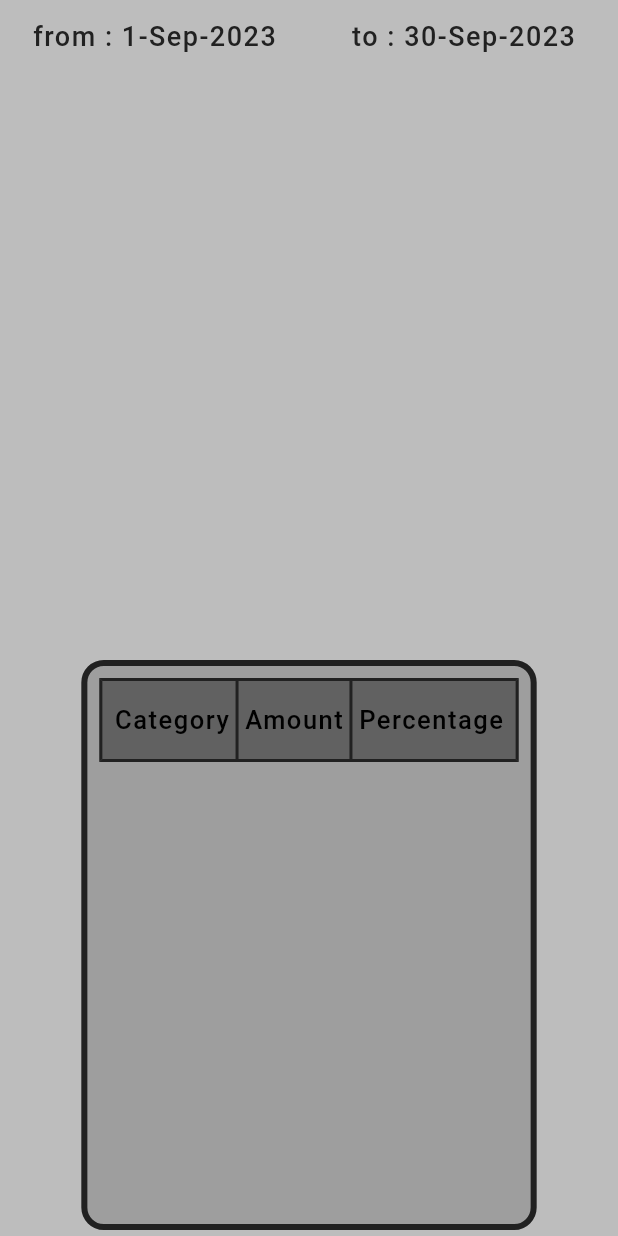
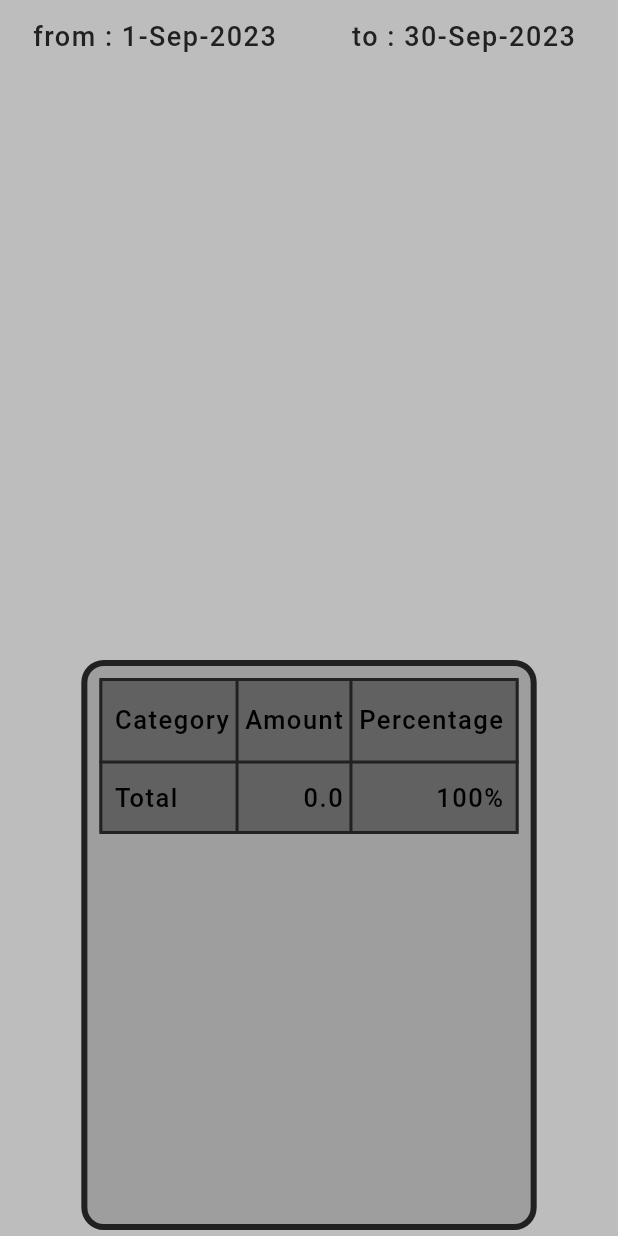
Before and after one commit to DILPREET1910/expense-tracker, a Flutter app: the WidgetsDashBoard screen opened directly, on a phone screen of 412 x 824 dp. Run offline on Flutter 3.47's test engine with Material 2 defaults, Android fonts, the phone set to English and light mode, and no system bars; drawn by our look-alikes of fl_chart; our stand-ins replace firebase_auth, firebase_core, firebase_database, flutter_spinkit, google_fonts; accounts and stored records are empty; Roboto replaces fonts that are missing (Ubuntu).

Commit message:
dashboard bottom headder: total

```diff
--- a/lib/services/graph/pieChart.dart
+++ b/lib/services/graph/pieChart.dart
@@ -100,6 +100,7 @@ class _WidgetsPieChartState extends State<WidgetsPieChart> {
       }
     });
 
+    //non zero data
     List<List<dynamic>> nonZeroData = [];
     double total = 0.0;
     //get total amount
@@ -110,6 +111,65 @@ class _WidgetsPieChartState extends State<WidgetsPieChart> {
     sortedData.forEach((key, value) {
       if (value != 0.0) nonZeroData.add([key, value, (value / total) * 100]);
     });
+
+    //get list of DataRows
+    List<DataRow> getDataRows() {
+      //data rows
+      List<DataRow> dataRow = nonZeroData
+          .map(
+            (element) => DataRow(
+              cells: [
+                DataCell(
+                  WidgetsDataCellHeader(
+                    label: element[0],
+                    width: 120,
+                  ),
+                ),
+                DataCell(
+                  WidgetsDataCellHeader(
+                    label: element[1].toString(),
+                    width: 100,
+                    alignRight: true,
+                  ),
+                ),
+                DataCell(
+                  WidgetsDataCellHeader(
+                    label: "${element[2].toStringAsFixed(2)}%",
+                    width: 100,
+                    alignRight: true,
+                  ),
+                ),
+              ],
+            ),
+          )
+          .toList();
+      //bottom header
+      dataRow.add(
+        DataRow(
+          color: MaterialStatePropertyAll(Colors.grey[700]),
+          cells: [
+            const DataCell(
+              WidgetsDataColumnHeader(
+                label: "Total",
+              ),
+            ),
+            DataCell(
+              WidgetsDataColumnHeader(
+                label: total.toString(),
+                alignRight: true,
+              ),
+            ),
+            const DataCell(
+              WidgetsDataColumnHeader(
+                label: "100%",
+                alignRight: true,
+              ),
+            ),
+          ],
+        ),
+      );
+      return dataRow;
+    }
 
     return Column(children: [
       Row(
@@ -200,34 +260,7 @@ class _WidgetsPieChartState extends State<WidgetsPieChart> {
                   DataColumn(
                       label: WidgetsDataColumnHeader(label: 'Percentage')),
                 ],
-                rows: nonZeroData
-                    .map(
-                      (element) => DataRow(
-                        cells: [
-                          DataCell(
-                            WidgetsDataCellHeader(
-                              label: element[0],
-                              width: 120,
-                            ),
-                          ),
-                          DataCell(
-                            WidgetsDataCellHeader(
-                              label: element[1].toString(),
-                              width: 100,
-                              alignRight: true,
-                            ),
-                          ),
-                          DataCell(
-                            WidgetsDataCellHeader(
-                              label: "${element[2].toStringAsFixed(2)}%",
-                              width: 100,
-                              alignRight: true,
-                            ),
-                          ),
-                        ],
-                      ),
-                    )
-                    .toList(),
+                rows: getDataRows(),
               ),
             ),
           ),
--- a/lib/widgets/dataColumnHeaders.dart
+++ b/lib/widgets/dataColumnHeaders.dart
@@ -5,18 +5,23 @@ import 'package:google_fonts/google_fonts.dart';
 
 class WidgetsDataColumnHeader extends StatelessWidget {
   final String label;
+  final bool? alignRight;
 
-  const WidgetsDataColumnHeader({super.key, required this.label});
+  const WidgetsDataColumnHeader(
+      {super.key, required this.label, this.alignRight});
 
   @override
   Widget build(BuildContext context) {
-    return Text(
-      label,
-      style: GoogleFonts.ubuntu(
-        fontSize: 17,
-        fontWeight: FontWeight.w500,
-        letterSpacing: 1,
-        color: Colors.black
+    return Container(
+      alignment:
+          alignRight != null && alignRight! ? Alignment.centerRight : null,
+      child: Text(
+        label,
+        style: GoogleFonts.ubuntu(
+            fontSize: 17,
+            fontWeight: FontWeight.w500,
+            letterSpacing: 1,
+            color: Colors.black),
       ),
     );
   }
```
